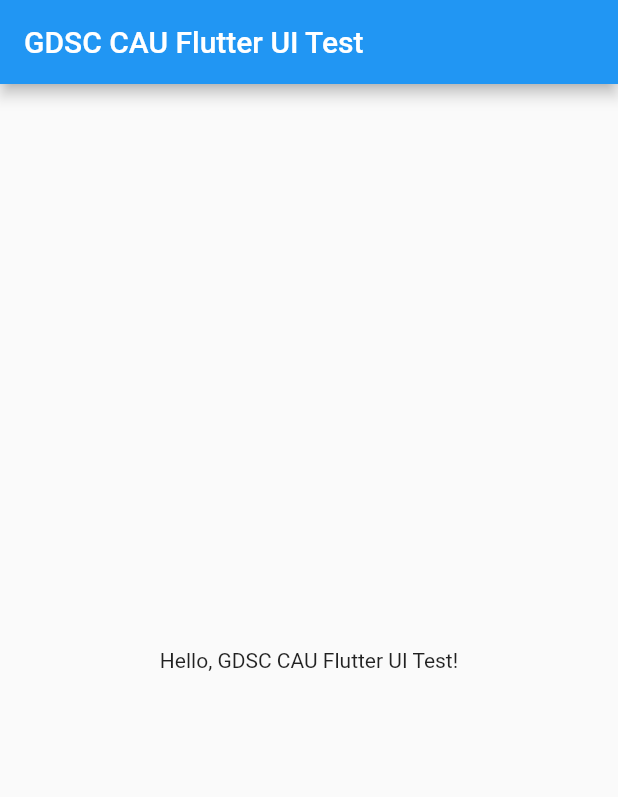
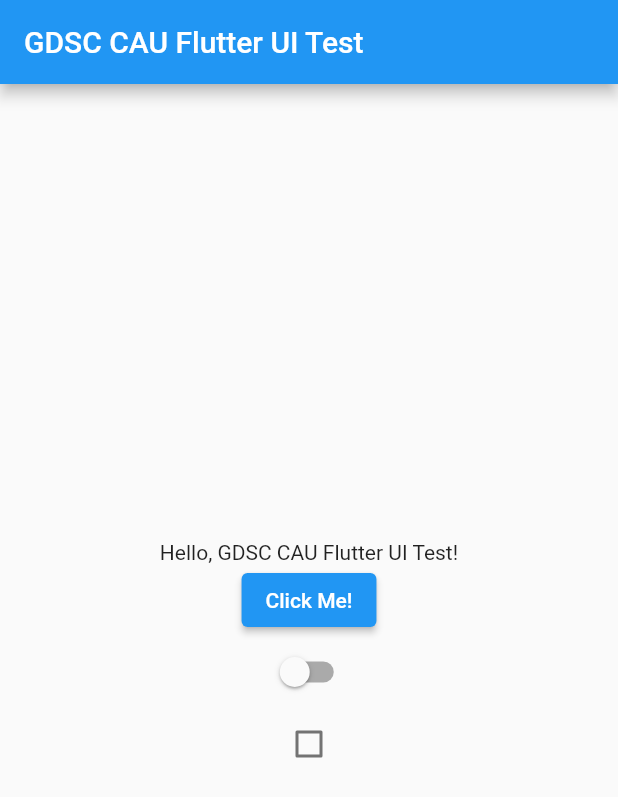
Before and after one commit to yymin1022/GDSC_Flutter_UI_Test, a Flutter app: the screen it shows after launch, on a phone screen of 412 x 824 dp. Shown: the top 797 px of the screen. Run offline on Flutter 3.47's test engine with Material 2 defaults, Android fonts, the phone set to English and light mode, and no system bars.

Commit message:
Update main.dart : Added Base Elements

```diff
--- a/lib/main.dart
+++ b/lib/main.dart
@@ -14,32 +14,72 @@ class MyApp extends StatelessWidget {
       theme: ThemeData(
         primarySwatch: Colors.blue,
       ),
-      home: const MyHomePage(title: "GDSC CAU Flutter UI Test"),
+      home: MyHomePage(),
     );
   }
 }
 
-class MyHomePage extends StatelessWidget {
-  const MyHomePage({super.key, required this.title});
+class MyHomePage extends StatefulWidget {
+  @override
+  _MyHomePageState createState() => _MyHomePageState();
+}
 
-  final String title;
+class _MyHomePageState extends State<MyHomePage> {
+  bool _isChecked = false;
+  bool _isSwitchOn = false;
 
   @override
   Widget build(BuildContext context) {
     return Scaffold(
       appBar: AppBar(
-        title: Text(title),
+        title: Text("GDSC CAU Flutter UI Test"),
       ),
       body: Center(
         child: Column(
           mainAxisAlignment: MainAxisAlignment.center,
-          children: const <Widget>[
+          children: <Widget>[
             Text(
               "Hello, GDSC CAU Flutter UI Test!",
             ),
+            ElevatedButton(child: Text("Click Me!"), onPressed: () {
+              FlutterDialog();
+            }),
+            Switch(value: _isSwitchOn, onChanged: (value) {
+              setState(() {
+                _isSwitchOn = value;
+              });
+            }),
+            Checkbox(value: _isChecked, onChanged: (value) {
+              setState(() {
+                _isChecked = value!;
+              });
+            }),
           ],
         ),
       ),
     );
   }
+
+  void FlutterDialog() {
+    showDialog(
+      context: context,
+      //barrierDismissible - Dialog를 제외한 다른 화면 터치 x
+      barrierDismissible: false,
+      builder: (BuildContext context) {
+        return AlertDialog(
+          title: Text("Dialog Title"),
+          content: Text(
+            "Dialog Content",
+          ),
+          actions: <Widget>[
+            new TextButton(
+              child: Text("확인"),
+              onPressed: () {
+                Navigator.pop(context);
+              },
+            ),
+          ],
+        );
+      });
+  }
 }
```
